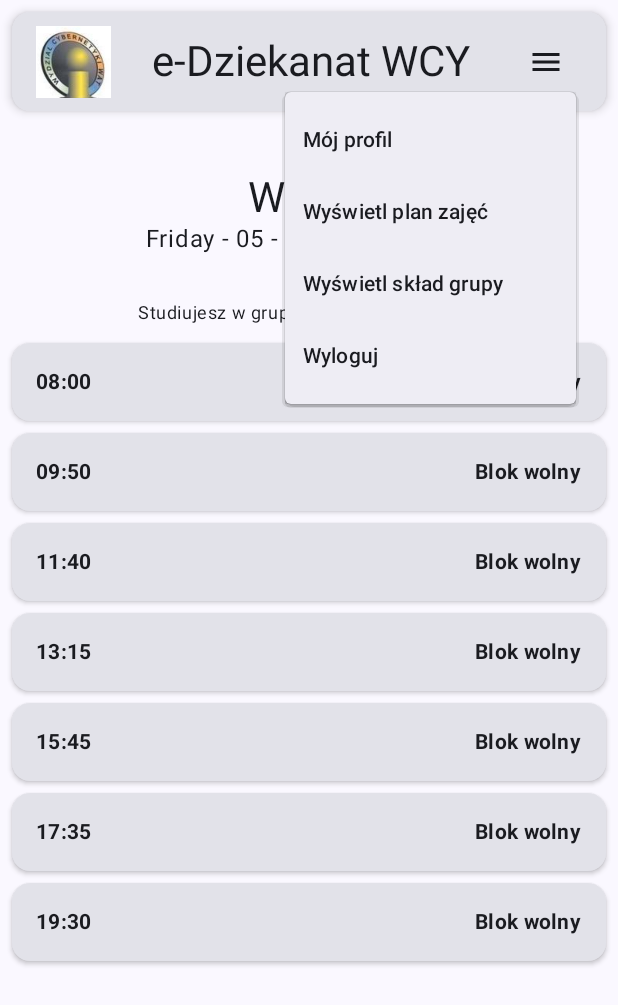
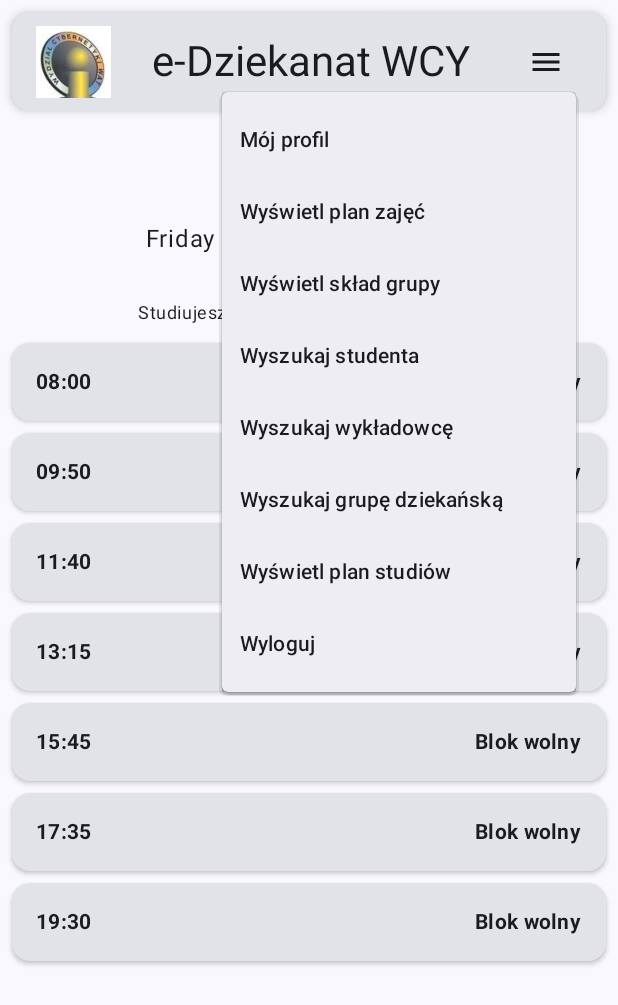
Before and after one commit to Walu064/WCY-e-dziekanat-app, an Android app built with Jetpack Compose: the DashboardScreen screen opened through its navigation route, after a tap on "Menu", on a phone screen of 412 x 824 dp. Shown: the top 1005 px of the screen. Run offline under Robolectric (Android 15) with nearby library versions, the phone set to English and light mode, and no system bars.

Commit message:
Implementacja kolejnych sekcji menu dla kolejnych przypadków użycia aplikacji i nawigacji do nich.

```diff
--- a/app/src/main/java/com/example/wcy_e_dziekanat_app/dashboardActivity/DashboardActivity.kt
+++ b/app/src/main/java/com/example/wcy_e_dziekanat_app/dashboardActivity/DashboardActivity.kt
@@ -58,6 +58,18 @@ class DashboardActivity : ComponentActivity() {
                         composable("deanGroupFragment") {
                             DeanGroupFragment(navController = navController)
                         }
+                        composable("searchStudentFragment") {
+
+                        }
+                        composable("searchLecturerFragment") {
+
+                        }
+                        composable("searchDeanGroupFragment") {
+
+                        }
+                        composable("displayStudiesPlan") {
+
+                        }
                     }
                 }
             }
--- a/app/src/main/java/com/example/wcy_e_dziekanat_app/dashboardActivity/dashboardView/TopAppBar.kt
+++ b/app/src/main/java/com/example/wcy_e_dziekanat_app/dashboardActivity/dashboardView/TopAppBar.kt
@@ -67,6 +67,14 @@ fun TopAppBar(
                         navController.navigate("fullScheduleFragment") })
                     DropdownMenuItem(trailingIcon = { Icons.Default.List}, text = { Text("Wyświetl skład grupy") }, onClick = {isExpanded.value = !isExpanded.value
                         navController.navigate("deanGroupFragment") })
+                    DropdownMenuItem(trailingIcon = { Icons.Default.List}, text = { Text("Wyszukaj studenta") }, onClick = {isExpanded.value = !isExpanded.value
+                        navController.navigate("deanGroupFragment") })
+                    DropdownMenuItem(trailingIcon = { Icons.Default.List}, text = { Text("Wyszukaj wykładowcę") }, onClick = {isExpanded.value = !isExpanded.value
+                        navController.navigate("deanGroupFragment") })
+                    DropdownMenuItem(trailingIcon = { Icons.Default.List}, text = { Text("Wyszukaj grupę dziekańską") }, onClick = {isExpanded.value = !isExpanded.value
+                        navController.navigate("deanGroupFragment") })
+                    DropdownMenuItem(trailingIcon = { Icons.Default.List}, text = { Text("Wyświetl plan studiów") }, onClick = {isExpanded.value = !isExpanded.value
+                        navController.navigate("deanGroupFragment") })
                     DropdownMenuItem(trailingIcon = { Icons.Default.ExitToApp}, text = { Text("Wyloguj") }, onClick = { activity?.finish() })
                 }
             }
```
